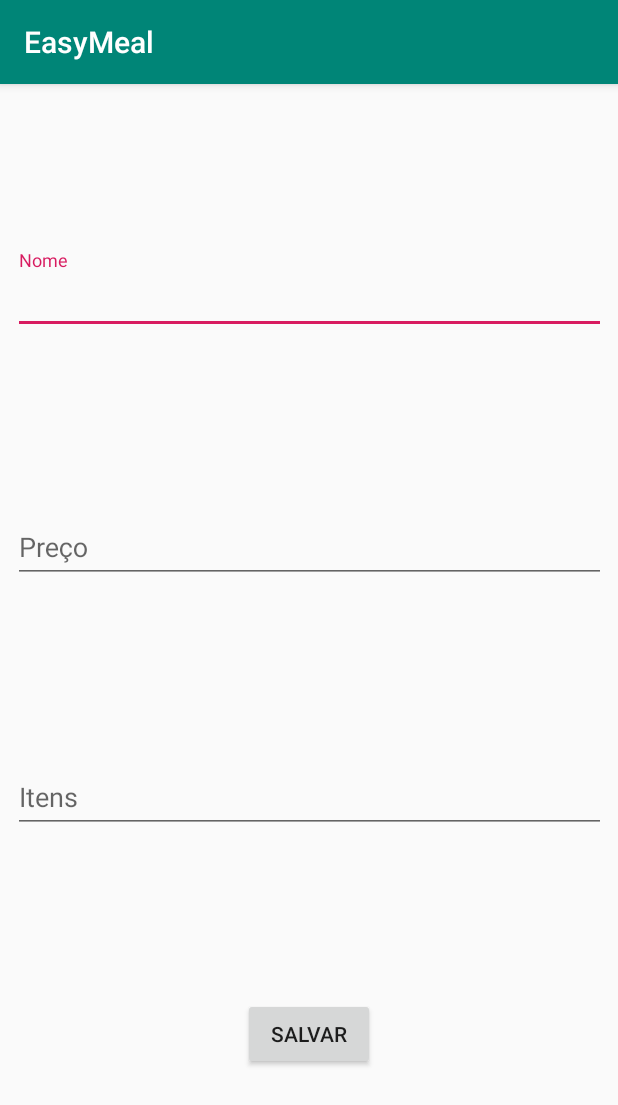
After one commit to MateusFacioli/EMCOMPANY, an Android app: the CardapioActivity screen opened directly, with no data from a screen before it, on a phone screen of 412 x 824 dp. The commit adds this screen. Shown: the top 1105 px of the screen. Run offline under Robolectric (Android 15) with nearby library versions, the phone set to English and light mode, and no system bars; our stand-ins replace Firebase (no records; nobody signed in at launch, a user with empty details on screens opened directly).

Commit message:
Cadastrando o cardapio

```diff
--- a/app/build.gradle
+++ b/app/build.gradle
@@ -43,7 +43,6 @@ dependencies {
     implementation 'com.google.android.libraries.places:places:1.0.0'
 
 
-
     //suporte
     implementation 'com.android.support:multidex:1.0.0'
     implementation 'com.google.android.gms:play-services-gcm:15.0.1'
--- a/app/src/main/AndroidManifest.xml
+++ b/app/src/main/AndroidManifest.xml
@@ -1,7 +1,6 @@
 <?xml version="1.0" encoding="utf-8"?>
 <manifest xmlns:android="http://schemas.android.com/apk/res/android"
     package="com.tcc.easymeal">
-
     <!--
          The ACCESS_COARSE/FINE_LOCATION permissions are not required to use
          Google Maps Android API v2, but you must specify either coarse or fine
@@ -19,7 +18,7 @@
         android:roundIcon="@mipmap/ic_launcher_round"
         android:supportsRtl="true"
         android:theme="@style/AppTheme">
-
+        <activity android:name=".activity.CardapioActivity"></activity>
         <!--
              The API key for Google Maps-based APIs is defined as a string resource.
              (See the file "res/values/google_maps_api.xml").
--- /dev/null
+++ b/app/src/main/java/com/tcc/easymeal/activity/CardapioActivity.java
@@ -0,0 +1,89 @@
+package com.tcc.easymeal.activity;
+
+import android.os.Bundle;
+import android.support.design.widget.TextInputEditText;
+import android.support.v7.app.AppCompatActivity;
+import android.view.View;
+import android.widget.Button;
+import android.widget.Toast;
+
+import com.tcc.easymeal.R;
+import com.tcc.easymeal.model.Cardapio;
+import com.tcc.easymeal.model.Loja;
+
+public class CardapioActivity extends AppCompatActivity {
+
+    private TextInputEditText inputNomeProduto;
+    private TextInputEditText inputPreçoProduto;
+    private TextInputEditText inputItensProduto;
+    private Button btnSalvarPrato;
+    private Loja loja = new Loja();
+
+
+
+
+    @Override
+    protected void onCreate(Bundle savedInstanceState) {
+        super.onCreate(savedInstanceState);
+        setContentView(R.layout.activity_cardapio);
+        inicializarComponentes();
+
+
+
+        Bundle bundle = getIntent().getExtras();
+        if(bundle != null){
+            loja = (Loja) bundle.getSerializable("loja");
+        }
+
+
+
+
+
+
+        btnSalvarPrato.setOnClickListener(new View.OnClickListener() {
+            @Override
+            public void onClick(View v) {
+
+
+
+                Cardapio cardapio = new Cardapio();
+                String nome = inputNomeProduto.getText().toString();
+                String preco = inputPreçoProduto.getText().toString();
+                String itens = inputItensProduto.getText().toString();
+
+                if(!nome.isEmpty()){
+                    if(!preco.isEmpty()){
+                        if(!itens.isEmpty()){
+
+                            cardapio.setNome(nome);
+                            cardapio.setPreço(preco);
+                            cardapio.setItens(itens);
+                            loja.setCardapio(cardapio);
+                            loja.salvar();
+
+                        }else {
+                            Toast.makeText(CardapioActivity.this, "Preencha o Campo itens ", Toast.LENGTH_SHORT).show();
+                        }
+
+                    }else {
+                        Toast.makeText(CardapioActivity.this, "Preencha o Campo Preço", Toast.LENGTH_SHORT).show();
+                    }
+
+                }else {
+                    Toast.makeText(CardapioActivity.this, "Preencha o Campo Nome", Toast.LENGTH_SHORT).show();
+                }
+
+            }
+        });
+
+    }
+
+
+    private void inicializarComponentes(){
+
+        inputNomeProduto = findViewById(R.id.inputNomeProduto);
+        inputPreçoProduto = findViewById(R.id.inputPreçoProduto);
+        inputItensProduto = findViewById(R.id.inputItensProduto);
+        btnSalvarPrato = findViewById(R.id.btnSalvarPrato);
+    }
+}
--- a/app/src/main/java/com/tcc/easymeal/model/Comerciante.java
+++ b/app/src/main/java/com/tcc/easymeal/model/Comerciante.java
@@ -3,7 +3,9 @@ package com.tcc.easymeal.model;
 import com.google.firebase.database.DatabaseReference;
 import com.tcc.easymeal.config.ConfiguracaoFirebase;
 
-public class Comerciante {
+import java.io.Serializable;
+
+public class Comerciante implements Serializable {
 
     private String uid;
     private String nome;
--- a/app/src/main/java/com/tcc/easymeal/model/Localizacao.java
+++ b/app/src/main/java/com/tcc/easymeal/model/Loja.java
@@ -3,20 +3,34 @@ package com.tcc.easymeal.model;
 import com.google.firebase.database.DatabaseReference;
 import com.tcc.easymeal.config.ConfiguracaoFirebase;
 
-public class Localizacao {
+import java.io.Serializable;
+
+public class Loja implements Serializable {
 
     private Double latitude;
     private Double longitude;
     private Comerciante comerciante;
+    private Cardapio cardapio;
 
 
-    public Localizacao() {
+    public Loja() {
     }
+
     public void salvar(){
-        DatabaseReference database = ConfiguracaoFirebase.getFirebaseDatabase();
-        DatabaseReference reference =  database.child("localizacao").child(comerciante.getCpf());
 
-        reference.setValue(this);
+                DatabaseReference database = ConfiguracaoFirebase.getFirebaseDatabase();
+                DatabaseReference reference = database.child("loja").child(comerciante.getCpf());
+
+                reference.setValue(this);
+
+            }
+
+    public Cardapio getCardapio() {
+        return cardapio;
+    }
+
+    public void setCardapio(Cardapio cardapio) {
+        this.cardapio = cardapio;
     }
 
     public Double getLatitude() {
--- /dev/null
+++ b/app/src/main/res/layout/activity_cardapio.xml
@@ -0,0 +1,83 @@
+<?xml version="1.0" encoding="utf-8"?>
+<android.support.constraint.ConstraintLayout xmlns:android="http://schemas.android.com/apk/res/android"
+    xmlns:app="http://schemas.android.com/apk/res-auto"
+    xmlns:tools="http://schemas.android.com/tools"
+    android:layout_width="match_parent"
+    android:layout_height="match_parent"
+    tools:context=".activity.CardapioActivity">
+
+    <android.support.design.widget.TextInputLayout
+        android:id="@+id/layoutNomeProduto"
+        android:layout_width="395dp"
+        android:layout_height="wrap_content"
+        android:layout_marginStart="8dp"
+        android:layout_marginLeft="8dp"
+        android:layout_marginEnd="8dp"
+        android:layout_marginRight="8dp"
+        app:layout_constraintBottom_toTopOf="@+id/layoutPreçoProduto"
+        app:layout_constraintEnd_toEndOf="parent"
+        app:layout_constraintStart_toStartOf="parent"
+        app:layout_constraintTop_toTopOf="parent">
+
+        <android.support.design.widget.TextInputEditText
+            android:id="@+id/inputNomeProduto"
+            android:layout_width="match_parent"
+            android:layout_height="wrap_content"
+            android:hint="Nome" />
+    </android.support.design.widget.TextInputLayout>
+
+    <android.support.design.widget.TextInputLayout
+        android:id="@+id/layoutPreçoProduto"
+        android:layout_width="395dp"
+        android:layout_height="wrap_content"
+        android:layout_marginStart="8dp"
+        android:layout_marginLeft="8dp"
+        android:layout_marginEnd="8dp"
+        android:layout_marginRight="8dp"
+        app:layout_constraintBottom_toTopOf="@+id/layoutItensProduto"
+        app:layout_constraintEnd_toEndOf="parent"
+        app:layout_constraintStart_toStartOf="parent"
+        app:layout_constraintTop_toBottomOf="@+id/layoutNomeProduto">
+
+        <android.support.design.widget.TextInputEditText
+            android:id="@+id/inputPreçoProduto"
+            android:layout_width="match_parent"
+            android:layout_height="wrap_content"
+            android:hint="Preço" />
+    </android.support.design.widget.TextInputLayout>
+
+    <android.support.design.widget.TextInputLayout
+        android:id="@+id/layoutItensProduto"
+        android:layout_width="395dp"
+        android:layout_height="wrap_content"
+        android:layout_marginStart="8dp"
+        android:layout_marginLeft="8dp"
+        android:layout_marginEnd="8dp"
+        android:layout_marginRight="8dp"
+        app:layout_constraintBottom_toTopOf="@+id/btnSalvarPrato"
+        app:layout_constraintEnd_toEndOf="parent"
+        app:layout_constraintStart_toStartOf="parent"
+        app:layout_constraintTop_toBottomOf="@+id/layoutPreçoProduto">
+
+        <android.support.design.widget.TextInputEditText
+            android:id="@+id/inputItensProduto"
+            android:layout_width="match_parent"
+            android:layout_height="wrap_content"
+            android:hint="Itens" />
+    </android.support.design.widget.TextInputLayout>
+
+    <Button
+        android:id="@+id/btnSalvarPrato"
+        android:layout_width="wrap_content"
+        android:layout_height="wrap_content"
+        android:layout_marginStart="8dp"
+        android:layout_marginLeft="8dp"
+        android:layout_marginEnd="8dp"
+        android:layout_marginRight="8dp"
+        android:text="Salvar"
+        app:layout_constraintBottom_toBottomOf="parent"
+        app:layout_constraintEnd_toEndOf="parent"
+        app:layout_constraintStart_toStartOf="parent"
+        app:layout_constraintTop_toBottomOf="@+id/layoutItensProduto" />
+
+</android.support.constraint.ConstraintLayout>
```
Also changed, not shown: app/src/main/java/com/tcc/easymeal/activity/ComercianteActivity.java (+55 -14 lines), app/src/main/java/com/tcc/easymeal/model/Cardapio.java (added, +35 -0 lines), app/src/main/res/layout/content_comerciante.xml (+20 -0 lines).
